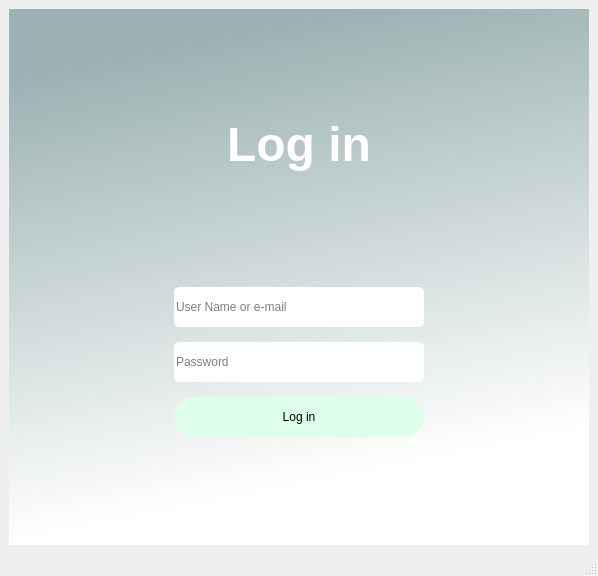
The window that guicore/login_screen.ui (Igna11/billetera) describes before a commit, drawn with Qt 5.
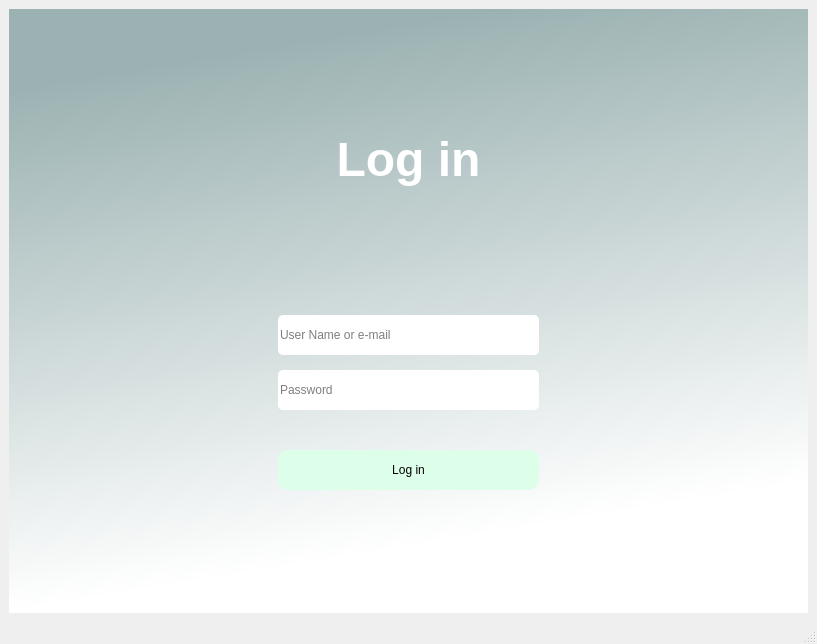
The same window after the commit.

```diff
--- a/guicore/login_screen.ui
+++ b/guicore/login_screen.ui
@@ -6,8 +6,8 @@
    <rect>
     <x>0</x>
     <y>0</y>
-    <width>598</width>
-    <height>576</height>
+    <width>817</width>
+    <height>644</height>
    </rect>
   </property>
   <property name="windowTitle">
@@ -125,6 +125,28 @@
            <property name="placeholderText">
             <string>Password</string>
            </property>
+           <property name="clearButtonEnabled">
+            <bool>false</bool>
+           </property>
+          </widget>
+         </item>
+         <item>
+          <widget class="QLabel" name="login_label">
+           <property name="maximumSize">
+            <size>
+             <width>16777215</width>
+             <height>15</height>
+            </size>
+           </property>
+           <property name="font">
+            <font>
+             <pointsize>7</pointsize>
+             <italic>true</italic>
+            </font>
+           </property>
+           <property name="text">
+            <string/>
+           </property>
           </widget>
          </item>
          <item>
@@ -142,12 +164,15 @@
             <bool>false</bool>
            </property>
            <property name="styleSheet">
-            <string notr="true">border-radius:20px;
+            <string notr="true">border-radius:10px;
 background-color:rgb(221, 255, 233);</string>
            </property>
            <property name="text">
             <string>Log in</string>
            </property>
+           <property name="autoDefault">
+            <bool>true</bool>
+           </property>
           </widget>
          </item>
          <item>
```
Left out of the diff: 5 changed lines with no effect on the pictures.
